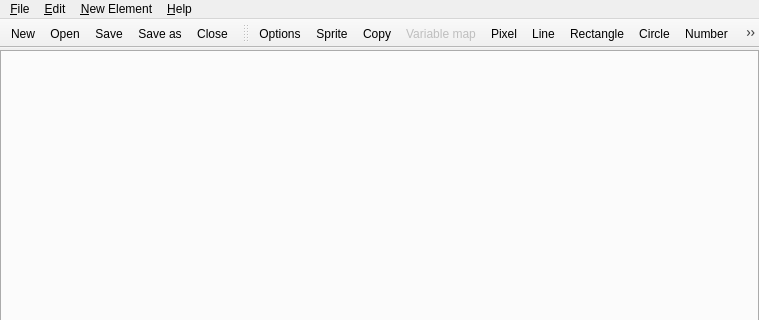
This is src/GUI/mainwindow.ui in spillerrec/RICcreator as Qt 5 draws it before an edit; both pictures show x 0 to 759 and y 0 to 320 of the 759 by 650 pixel window. The edited form follows.
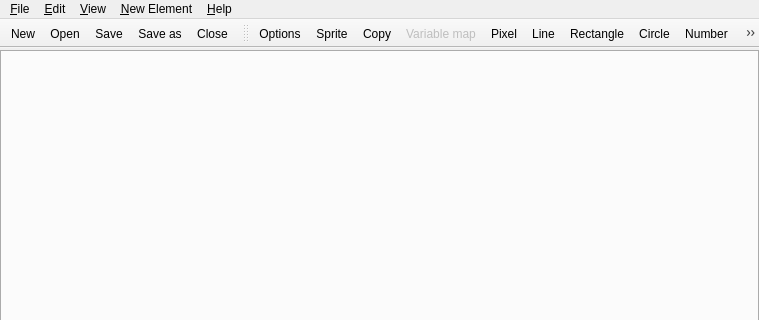
This is the edited form. Icons and pictures are not drawn.

Commit message: ADD: Show MainWindow in full screen mode

What changed in the file:
```diff
--- a/src/GUI/mainwindow.ui
+++ b/src/GUI/mainwindow.ui
@@ -105,8 +105,15 @@
     <addaction name="action_new_ellipse"/>
     <addaction name="action_new_polyline"/>
    </widget>
+   <widget class="QMenu" name="menuView">
+    <property name="title">
+     <string>&amp;View</string>
+    </property>
+    <addaction name="action_fullscreen"/>
+   </widget>
    <addaction name="menu_File"/>
    <addaction name="menu_Edit"/>
+   <addaction name="menuView"/>
    <addaction name="menuNew"/>
    <addaction name="menu_Help"/>
   </widget>
```
Left out of the diff: 11 changed lines with no effect on the pictures. The commit also changes 2 other files.
